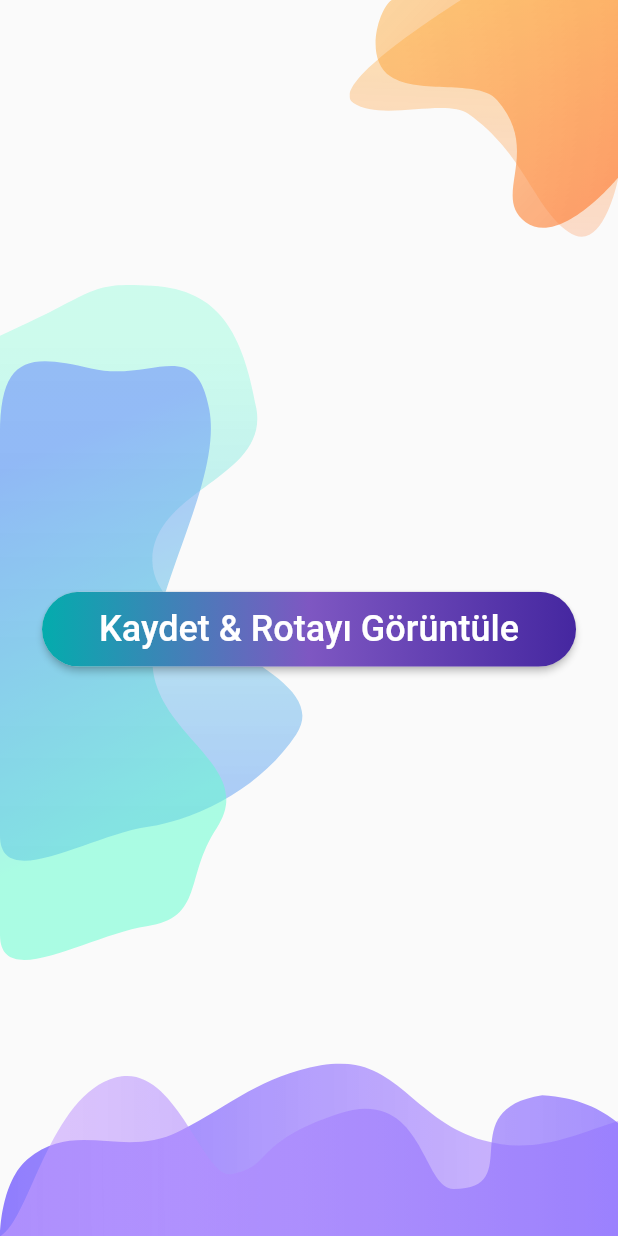
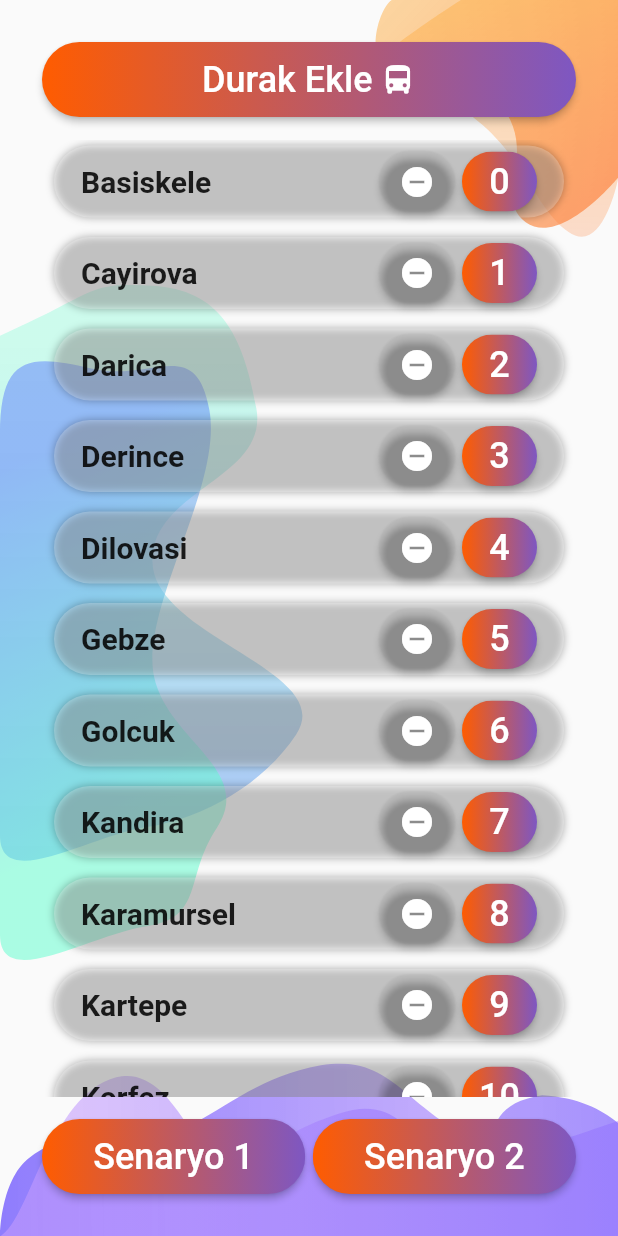
Before and after one commit to gokceyilmazz/Route-Planning, a Flutter app: the AdminPage screen opened by its route, on a phone screen of 412 x 824 dp. Run offline on Flutter 3.47's test engine with Material 2 defaults, Android fonts, the phone set to English and light mode, and no system bars; our stand-ins replace flutter_svg, google_maps_flutter.

Commit message:
page designs done

```diff
--- /dev/null
+++ b/routeplanning/lib/GradientButton.dart
@@ -0,0 +1,60 @@
+import 'package:flutter/material.dart';
+
+class GradientButton extends StatelessWidget {
+  final String text;
+  final List<Color> color;
+  final IconData? icon;
+  final VoidCallback? onPressed;
+  final double width, height;
+
+  const GradientButton(
+      {Key? key,
+      this.text = "",
+      this.color = const <Color>[Colors.transparent, Colors.transparent],
+      this.icon,
+      this.onPressed,
+      this.height = 50.0,
+      this.width = double.infinity})
+      : super(key: key);
+
+  @override
+  Widget build(BuildContext context) {
+    return SizedBox(
+      width: width,
+      height: height,
+      child: RaisedButton(
+        color: Colors.transparent,
+        shape:
+            RoundedRectangleBorder(borderRadius: BorderRadius.circular(80.0)),
+        padding: const EdgeInsets.all(0.0),
+        child: Ink(
+          decoration: BoxDecoration(
+            gradient: LinearGradient(
+              colors: color,
+            ),
+            borderRadius: const BorderRadius.all(Radius.circular(80.0)),
+          ),
+          child: Container(
+            color: Colors.transparent,
+            constraints: BoxConstraints(minWidth: width, minHeight: height),
+            child: Row(
+              mainAxisAlignment: MainAxisAlignment.center,
+              children: [
+                Text(
+                  text,
+                  textAlign: TextAlign.center,
+                  style: const TextStyle(color: Colors.white, fontSize: 24.0),
+                ),
+                icon == null || text == ""
+                    ? Container()
+                    : const SizedBox(width: 5),
+                icon == null ? Container() : Icon(icon, color: Colors.white),
+              ],
+            ),
+          ),
+        ),
+        onPressed: onPressed ?? () {},
+      ),
+    );
+  }
+}
--- a/routeplanning/lib/main.dart
+++ b/routeplanning/lib/main.dart
@@ -2,6 +2,7 @@ import 'package:flutter/material.dart';
 import 'package:routeplanning/pages/UserPage.dart';
 import 'package:routeplanning/pages/LoginPage.dart';
 import 'package:routeplanning/pages/AdminPage.dart';
+import 'package:routeplanning/pages/MapPage.dart';
 import 'input_theme.dart';
 
 void main() => runApp(const MyApp());
@@ -22,11 +23,12 @@ class MyApp extends StatelessWidget {
         primarySwatch: Colors.blue,
         inputDecorationTheme: InputTheme().theme(),
       ),
-      initialRoute: "/userpage",
+      initialRoute: "/map",
       routes: {
         "/login": (context) => const LoginPage(),
         "/userpage": (context) => const UserPage(),
         "/adminpage": (context) => const AdminPage(),
+        "/map": (context) => const MapPage(),
       },
     );
   }
--- a/routeplanning/lib/pages/AdminPage.dart
+++ b/routeplanning/lib/pages/AdminPage.dart
@@ -1,5 +1,6 @@
 import 'package:flutter/material.dart';
 import '../MainBackground.dart';
+import '../GradientButton.dart';
 
 class AdminPage extends StatefulWidget {
   const AdminPage({Key? key}) : super(key: key);
@@ -9,58 +10,129 @@ class AdminPage extends StatefulWidget {
 }
 
 class _AdminPageState extends State<AdminPage> {
+  late TextEditingController stationNameController;
+
+  @override
+  void initState() {
+    super.initState();
+    stationNameController = TextEditingController();
+  }
+
+  @override
+  void dispose() {
+    stationNameController.dispose();
+    super.dispose();
+  }
+
+  List busStations = [
+    "Basiskele",
+    "Cayirova",
+    "Darica",
+    "Derince",
+    "Dilovasi",
+    "Gebze",
+    "Golcuk",
+    "Kandira",
+    "Karamursel",
+    "Kartepe",
+    "Korfez",
+    "Izmit"
+  ];
+
+  _builtListItem(context, index) => Padding(
+        padding: const EdgeInsets.symmetric(horizontal: 8.0, vertical: 4.0),
+        child: Container(
+          margin: const EdgeInsets.only(bottom: 5.0),
+          decoration: const BoxDecoration(
+            color: Color(0x40FFFFFF),
+            boxShadow: [
+              BoxShadow(
+                color: Color(0x50000000),
+                blurRadius: 4,
+                offset: Offset(0, 0),
+              ),
+            ],
+            borderRadius: BorderRadius.all(Radius.circular(50.0)),
+          ),
+          child: Padding(
+            padding:
+                const EdgeInsets.symmetric(horizontal: 18.0, vertical: 4.0),
+            child: Row(
+              children: [
+                Text(
+                  busStations[index],
+                  style: const TextStyle(
+                      fontSize: 20.0, fontWeight: FontWeight.w600),
+                ),
+                Expanded(child: Container()),
+                const GradientButton(
+                  icon: Icons.remove_circle,
+                  width: 50,
+                  height: 40,
+                ),
+                const SizedBox(width: 5),
+                GradientButton(
+                  text: index.toString(),
+                  color: const <Color>[
+                    Color(0xFFFF5C00),
+                    Color(0xFF7E57C2),
+                  ],
+                  width: 50,
+                  height: 40,
+                ),
+              ],
+            ),
+          ),
+        ),
+      );
+
   _builtAdminPage() => SafeArea(
         child: Padding(
-          padding: const EdgeInsets.symmetric(horizontal: 28.0),
+          padding: const EdgeInsets.all(28.0),
           child: Column(
-            mainAxisAlignment: MainAxisAlignment.center,
             children: <Widget>[
-              Container(
-                decoration: BoxDecoration(
-                  color: Colors.white,
-                  borderRadius: BorderRadius.circular(50),
-                  boxShadow: const [
-                    BoxShadow(
-                      color: Colors.black38,
-                      blurRadius: 15,
-                      offset: Offset(0, 5),
-                    ),
-                  ],
-                ),
-                child: Padding(
-                  padding: const EdgeInsets.symmetric(horizontal: 18.0),
+              GradientButton(
+                text: "Durak Ekle",
+                color: const <Color>[
+                  Color(0xFFFF5C00),
+                  Color(0xFF7E57C2),
+                ],
+                icon: Icons.directions_bus,
+                onPressed: () async {
+                  final stationName = await openDialog();
+                  if (stationName == null || stationName.isEmpty) return;
+                  print(stationName);
+                },
+              ),
+              const SizedBox(height: 15),
+              Expanded(
+                child: ListView.builder(
+                  itemCount: busStations.length,
+                  itemBuilder: (context, index) =>
+                      _builtListItem(context, index),
                 ),
               ),
               const SizedBox(height: 15),
-              RaisedButton(
-                shape: RoundedRectangleBorder(
-                    borderRadius: BorderRadius.circular(80.0)),
-                padding: const EdgeInsets.all(0.0),
-                child: Ink(
-                  decoration: const BoxDecoration(
-                    gradient: LinearGradient(
-                      colors: <Color>[
-                        Color(0xFF03ACAD),
-                        Color(0xFF7E57C2),
-                        Color(0xFF4527A0),
-                      ],
-                    ),
-                    borderRadius: BorderRadius.all(Radius.circular(80.0)),
-                  ),
-                  child: Container(
-                    constraints:
-                        const BoxConstraints(minWidth: 88.0, minHeight: 50.0),
-                    alignment: Alignment.center,
-                    child: const Text(
-                      'Kaydet & Rotayı Görüntüle',
-                      textAlign: TextAlign.center,
-                      style: TextStyle(color: Colors.white, fontSize: 24.0),
-                    ),
-                  ),
-                ),
-                onPressed: () {
-                  Navigator.pushNamed(context, "/userpage");
-                },
+              Row(
+                children: const [
+                  Expanded(
+                      child: GradientButton(
+                    text: "Senaryo 1",
+                    color: <Color>[
+                      Color(0xFFFF5C00),
+                      Color(0xFF7E57C2),
+                    ],
+                  )),
+                  SizedBox(width: 5),
+                  Expanded(
+                      child: GradientButton(
+                    text: "Senaryo 2",
+                    color: <Color>[
+                      Color(0xFFFF5C00),
+                      Color(0xFF7E57C2),
+                    ],
+                  )),
+                ],
               ),
             ],
           ),
@@ -80,4 +152,53 @@ class _AdminPageState extends State<AdminPage> {
       ),
     );
   }
+
+  Future<String?> openDialog() => showDialog<String>(
+        context: context,
+        builder: (context) => AlertDialog(
+          title: const Text(
+            "Yeni Durak Ekle",
+            textAlign: TextAlign.center,
+          ),
+          content: Container(
+            child: TextField(
+              controller: stationNameController,
+              autofocus: true,
+              // controller: usernameController,
+              decoration: const InputDecoration(
+                prefixIcon: Icon(Icons.directions_bus),
+                hintText: "Durak ismi",
+              ),
+              keyboardType: TextInputType.name,
+            ),
+            decoration: const BoxDecoration(
+              boxShadow: [
+                BoxShadow(
+                  color: Colors.black38,
+                  blurRadius: 15,
+                  offset: Offset(0, 5),
+                ),
+              ],
+            ),
+          ),
+          actions: [
+            Padding(
+              padding: const EdgeInsets.all(8.0),
+              child: GradientButton(
+                text: "Ekle",
+                color: const <Color>[
+                  Color(0xFF062880),
+                  Color(0xFF03ACAD),
+                  Color(0xFF2EE2B3),
+                ],
+                onPressed: submit,
+              ),
+            )
+          ],
+        ),
+      );
+
+  void submit() {
+    Navigator.of(context).pop(stationNameController.text);
+  }
 }
--- a/routeplanning/pubspec.yaml
+++ b/routeplanning/pubspec.yaml
@@ -33,6 +33,9 @@ dependencies:
   cloud_firestore: ^3.1.12
   firebase_database: ^9.0.11
   flutter_svg: ^1.0.3
+  dio: ^4.0.6
+  flutter_polyline_points: ^1.0.0
+  google_maps_flutter: ^2.1.3
 
   # The following adds the Cupertino Icons font to your application.
   # Use with the CupertinoIcons class for iOS style icons.
```
Also changed, not shown: routeplanning/lib/pages/LoginPage.dart (+8 -26 lines), routeplanning/lib/pages/MapPage.dart (added, +76 -0 lines), routeplanning/lib/pages/UserPage.dart (+10 -32 lines), routeplanning/pubspec.lock, 4 other files.
